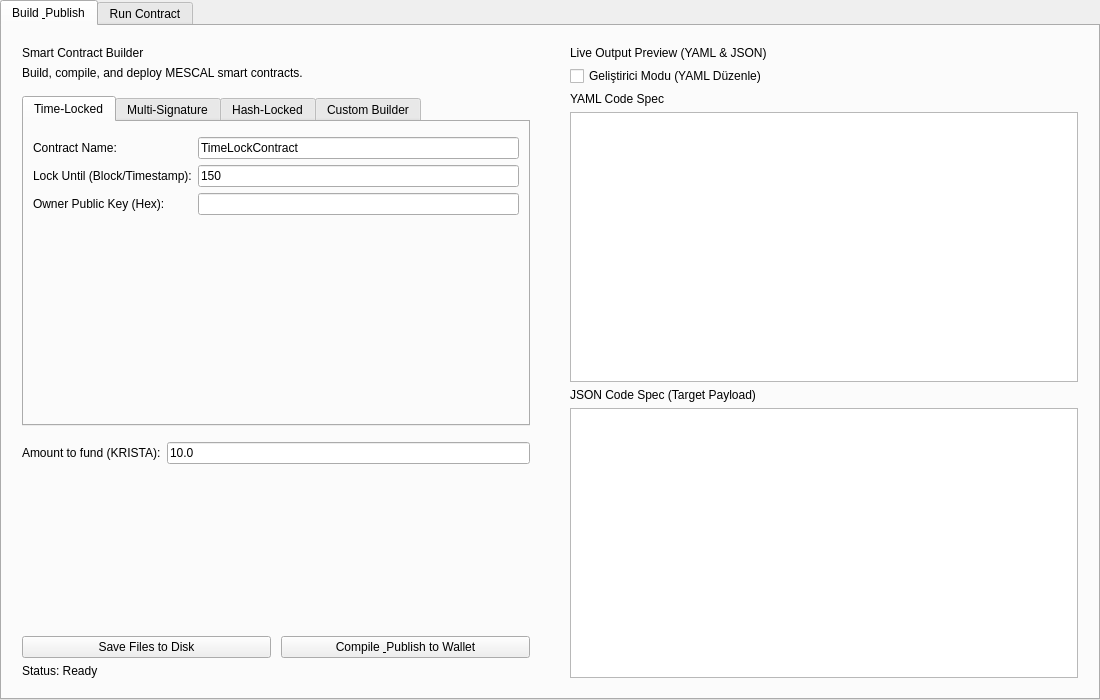
Old version of the form src/qt/pivx/forms/smartcontractwidget.ui in the repository bedri/KristaTech-KRISTA.
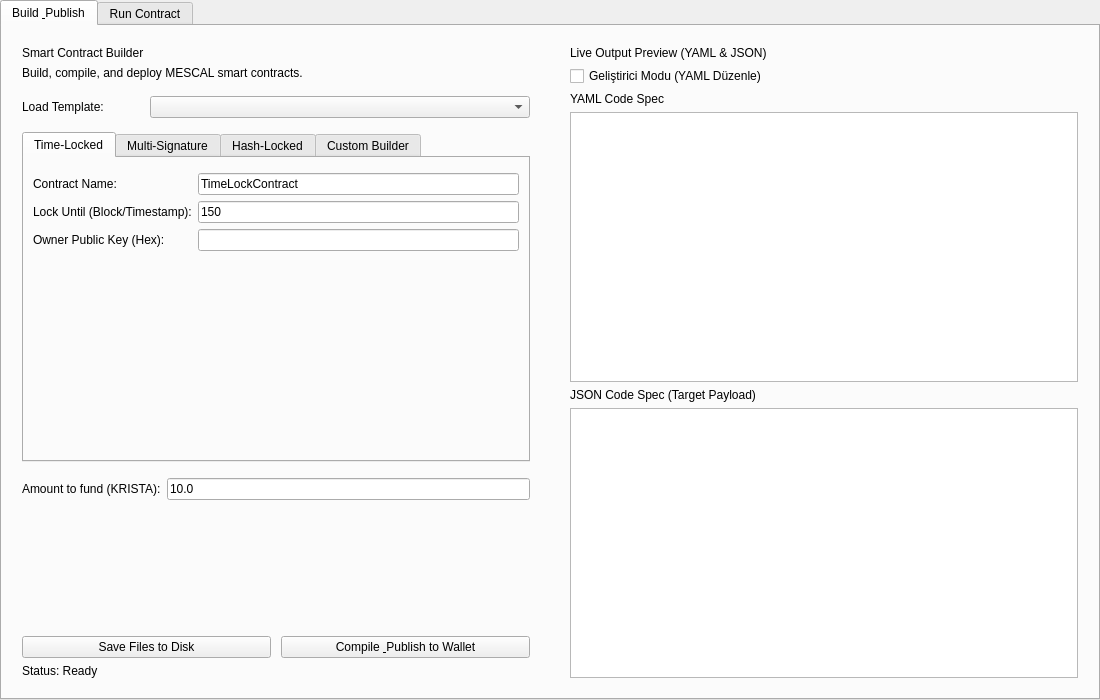
New version of the form.

Commit message: designer: add templates combo selector and expand MESCAL use cases

```diff
--- a/src/qt/pivx/forms/smartcontractwidget.ui
+++ b/src/qt/pivx/forms/smartcontractwidget.ui
@@ -116,6 +116,58 @@
            </spacer>
           </item>
 
+          <!-- Template Selector -->
+          <item>
+           <layout class="QHBoxLayout" name="horizontalLayout_Templates">
+            <property name="spacing">
+             <number>8</number>
+            </property>
+            <item>
+             <widget class="QLabel" name="lblSelectTemplate">
+              <property name="text">
+               <string>Load Template:</string>
+              </property>
+              <property name="minimumSize">
+               <size>
+                <width>120</width>
+                <height>0</height>
+               </size>
+              </property>
+             </widget>
+            </item>
+            <item>
+             <widget class="QComboBox" name="comboTemplates">
+              <property name="sizePolicy">
+               <sizepolicy hsizetype="Expanding" vsizetype="Fixed">
+                <horstretch>1</horstretch>
+                <verstretch>0</verstretch>
+               </sizepolicy>
+              </property>
+              <property name="toolTip">
+               <string>Select a pre-built MESCAL smart contract template to learn or modify</string>
+              </property>
+             </widget>
+            </item>
+           </layout>
+          </item>
+
+          <item>
+           <spacer name="verticalSpacer_template">
+            <property name="orientation">
+             <enum>Qt::Vertical</enum>
+            </property>
+            <property name="sizeType">
+             <enum>QSizePolicy::Fixed</enum>
+            </property>
+            <property name="sizeHint" stdset="0">
+             <size>
+              <width>20</width>
+              <height>8</height>
+             </size>
+            </property>
+           </spacer>
+          </item>
+
           <!-- Contract type tabs -->
           <item>
            <widget class="QTabWidget" name="tabWidget">
```
The commit also changes 3 other files.
